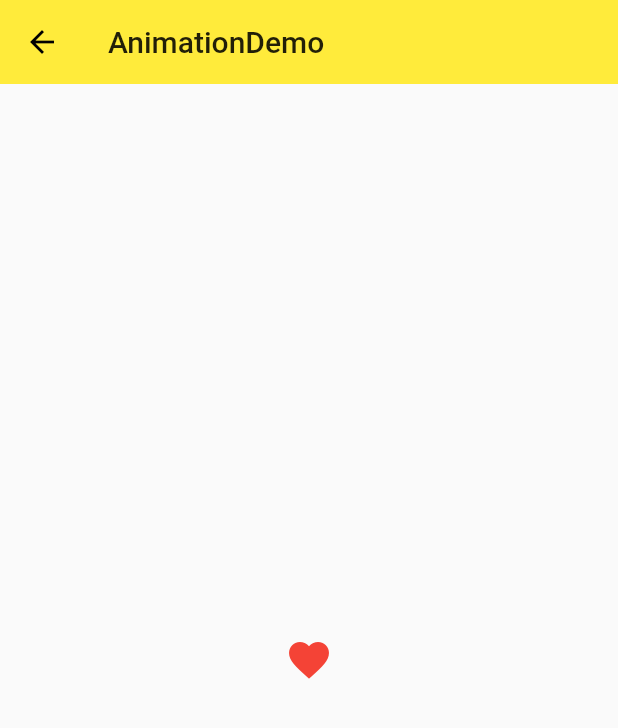
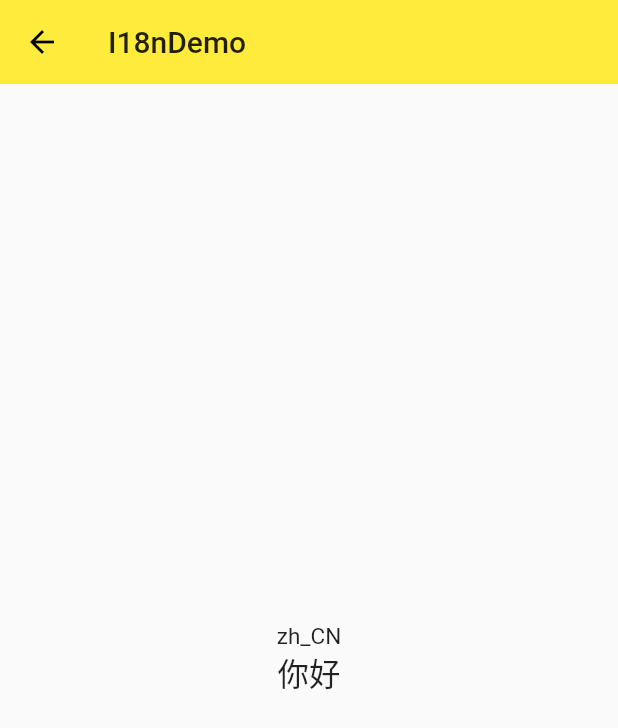
Before and after one commit to lqixy/flutter_app, a Flutter app: the screen it shows after launch, on a phone screen of 412 x 824 dp. Shown: the top 728 px of the screen. Run offline on Flutter 3.47's test engine with Material 2 defaults, Android fonts, the phone set to English and light mode, and no system bars; our stand-ins replace rxdart.

Commit message:
add locale

```diff
--- /dev/null
+++ b/lib/demo/i18n/i18n_demo.dart
@@ -0,0 +1,34 @@
+import 'package:flutter/material.dart';
+
+import 'map/lqi_demo_localizations.dart';
+
+//本地化
+class I18nDemo extends StatelessWidget {
+  @override
+  Widget build(BuildContext context) {
+    //本地化的配置信息
+    Locale locale = Localizations.localeOf(context);
+    return Scaffold(
+      appBar: AppBar(
+        title: Text('I18nDemo'),
+        elevation: 0.0,
+      ),
+      body: Center(
+        child: Column(
+          mainAxisAlignment: MainAxisAlignment.center,
+          children: <Widget>[
+            Text('${locale.toString()}'),
+            Text(
+              //  //使用系统方法
+              // Localizations.of(context, LqiDemoLocalizations).title,
+
+              //使用自定义of方法，在自定义类中声明一个静态of方法
+              LqiDemoLocalizations.of(context).title,
+              style: Theme.of(context).textTheme.title,
+            )
+          ],
+        ),
+      ),
+    );
+  }
+}
--- /dev/null
+++ b/lib/demo/i18n/map/lqi_demo_localizations.dart
@@ -0,0 +1,51 @@
+import 'package:flutter/foundation.dart';
+import 'package:flutter/material.dart';
+
+class LqiDemoLocalizations {
+  final Locale locale;
+
+  LqiDemoLocalizations(this.locale);
+
+
+  static LqiDemoLocalizations of(BuildContext context){
+    return Localizations.of<LqiDemoLocalizations>(context, LqiDemoLocalizations);
+  }
+
+  static Map<String, Map<String, String>> _localized = {
+    'en': {
+      'title': 'hello',
+    },
+    'zh': {'title': '你好'}
+  };
+
+  String get title {
+    return _localized[locale.languageCode]['title'];
+  }
+}
+
+class LqiDemoLocalizationsDelegate
+    extends LocalizationsDelegate<LqiDemoLocalizations> {
+  LqiDemoLocalizationsDelegate();
+
+  //加载包含本地化的对象
+  @override
+  Future<LqiDemoLocalizations> load(Locale locale) {
+    // TODO: implement load
+    return SynchronousFuture<LqiDemoLocalizations>(
+        LqiDemoLocalizations(locale));
+  }
+
+  //判断load方法加载的对象是否合法
+  @override
+  bool isSupported(Locale locale) {
+    // TODO: implement isSupported
+    return true;
+  }
+
+
+  @override
+  bool shouldReload(LocalizationsDelegate<LqiDemoLocalizations> old) {
+    // TODO: implement shouldReload
+    return false;
+  }
+}
--- a/lib/main.dart
+++ b/lib/main.dart
@@ -2,6 +2,8 @@ import 'package:flutter/material.dart';
 import 'package:my_app/demo/animation/animation_demo.dart';
 import 'package:my_app/demo/bloc/bloc_demo.dart';
 import 'package:my_app/demo/http/http_demo.dart';
+import 'package:my_app/demo/i18n/i18n_demo.dart';
+import 'package:my_app/demo/i18n/map/lqi_demo_localizations.dart';
 import 'package:my_app/demo/rxdart/rxdart_demo.dart';
 import 'package:my_app/demo/stream/stream_demo.dart';
 import 'demo/layout_demo.dart';
@@ -15,6 +17,7 @@ import 'demo/navigator_demo.dart';
 import 'demo/form_demo.dart';
 import 'demo/material_components.dart';
 import 'demo/state/state_management_demo.dart';
+import 'package:flutter_localizations/flutter_localizations.dart';//导包有冲突，更改版本号
 
 void main() => runApp(App());
 
@@ -24,11 +27,28 @@ class App extends StatelessWidget {
   @override
   Widget build(BuildContext context) {
     return MaterialApp(
+      // //指定本地化
+      locale: Locale('zh','CN'),
+      // locale: Locale('en','US'),
+      //本地化
+      localizationsDelegates: [
+        LqiDemoLocalizationsDelegate(),
+        //提供本地化字符串
+        GlobalMaterialLocalizations.delegate,
+        //文字默认方向，根据使用者语言自动
+        GlobalWidgetsLocalizations.delegate,
+      ],
+      //应用支持的语言
+      supportedLocales: [
+        // 语言代码，地区代码
+        Locale('en','US'),
+        Locale('zh','CN')
+      ],
       debugShowCheckedModeBanner: false,
       // home: NavigatorDemo(),
 
       //初始路由
-      initialRoute: '/animation',
+      initialRoute: '/i18n',
 
       routes: {
         '/': (context) => Home(),
@@ -42,7 +62,8 @@ class App extends StatelessWidget {
         '/rxdart': (context) => RxDartDemo(),
         '/bloc': (context) => BlocDemo(),
         '/http': (context) => HttpDemo(),
-        '/animation':(context) => AnimationDemo()
+        '/animation': (context) => AnimationDemo(),
+        '/i18n': (context) => I18nDemo()
       },
       theme: ThemeData(
           primarySwatch: Colors.yellow,
--- a/pubspec.yaml
+++ b/pubspec.yaml
@@ -18,11 +18,13 @@ environment:
 
 dependencies:
   http: ^0.12.0+4
-  intl: ^0.16.1
+  intl: ^0.16.0
   flutter:
     sdk: flutter
   scoped_model: ^1.0.1
   rxdart: ^0.23.1
+  flutter_localizations:
+    sdk: flutter
 
   # The following adds the Cupertino Icons font to your application.
   # Use with the CupertinoIcons class for iOS style icons.
@@ -31,6 +33,7 @@ dependencies:
 dev_dependencies:
   flutter_test:
     sdk: flutter
+  intl_translation: ^0.17.2
 
 
 # For information on the generic Dart part of this file, see the
```
Also changed, not shown: lib/demo/i18n/intl/lqi_demo_localizations.dart (added), pubspec.lock.
